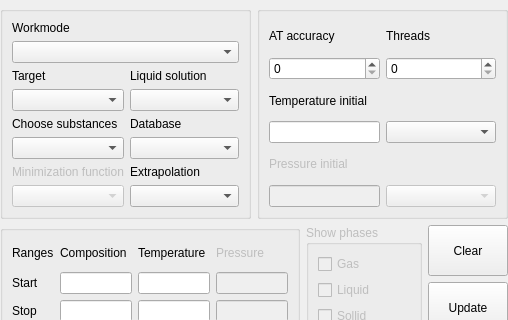
First picture: the form in src/calculationparameters.ui, repository alexonemore/atc, before the edit; both pictures show x 0 to 508 and y 0 to 320 of the 508 by 611 pixel window.
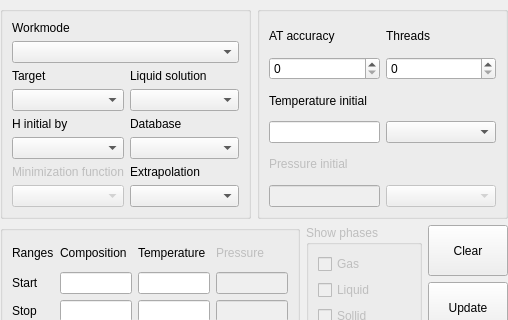
Second picture: the form after the edit. Custom widgets are drawn as their Qt base class.

Diff of the .ui file:
```diff
--- a/src/calculationparameters.ui
+++ b/src/calculationparameters.ui
@@ -49,7 +49,7 @@
         <item row="4" column="0">
          <widget class="QLabel" name="label_28">
           <property name="text">
-           <string>Choose substances</string>
+           <string>H initial by</string>
           </property>
           <property name="alignment">
            <set>Qt::AlignLeading|Qt::AlignLeft|Qt::AlignVCenter</set>
```
